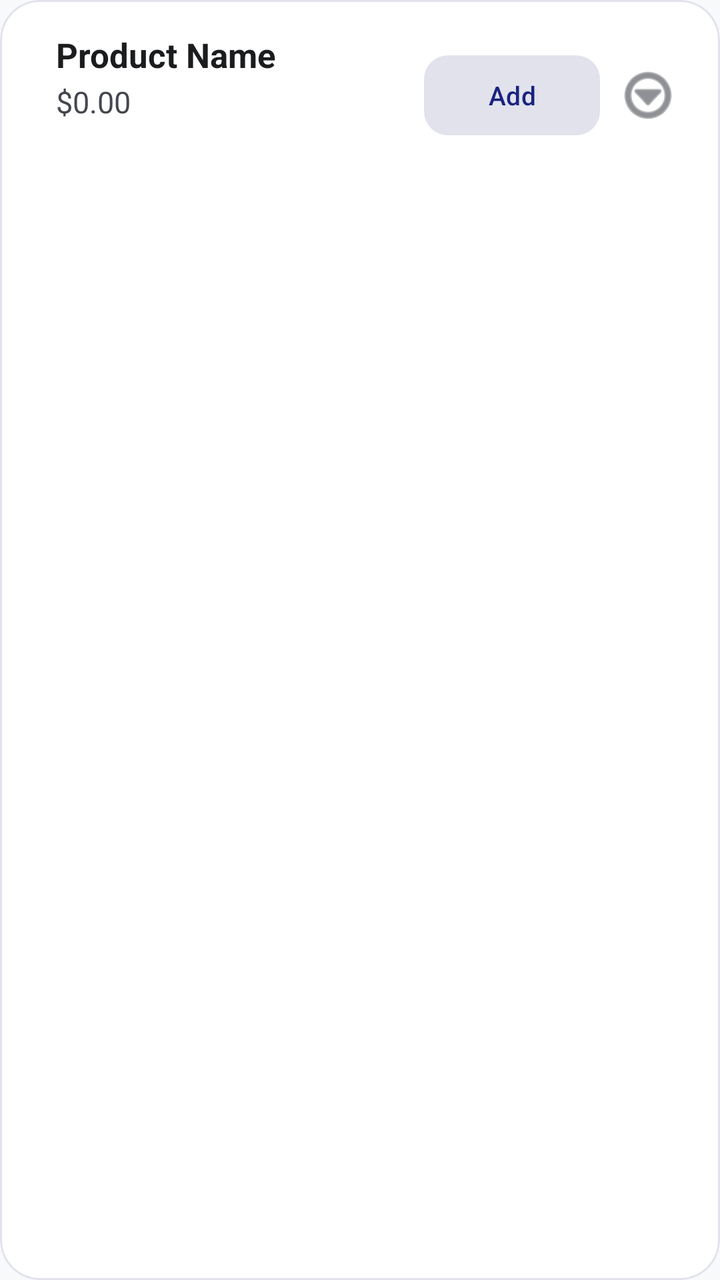
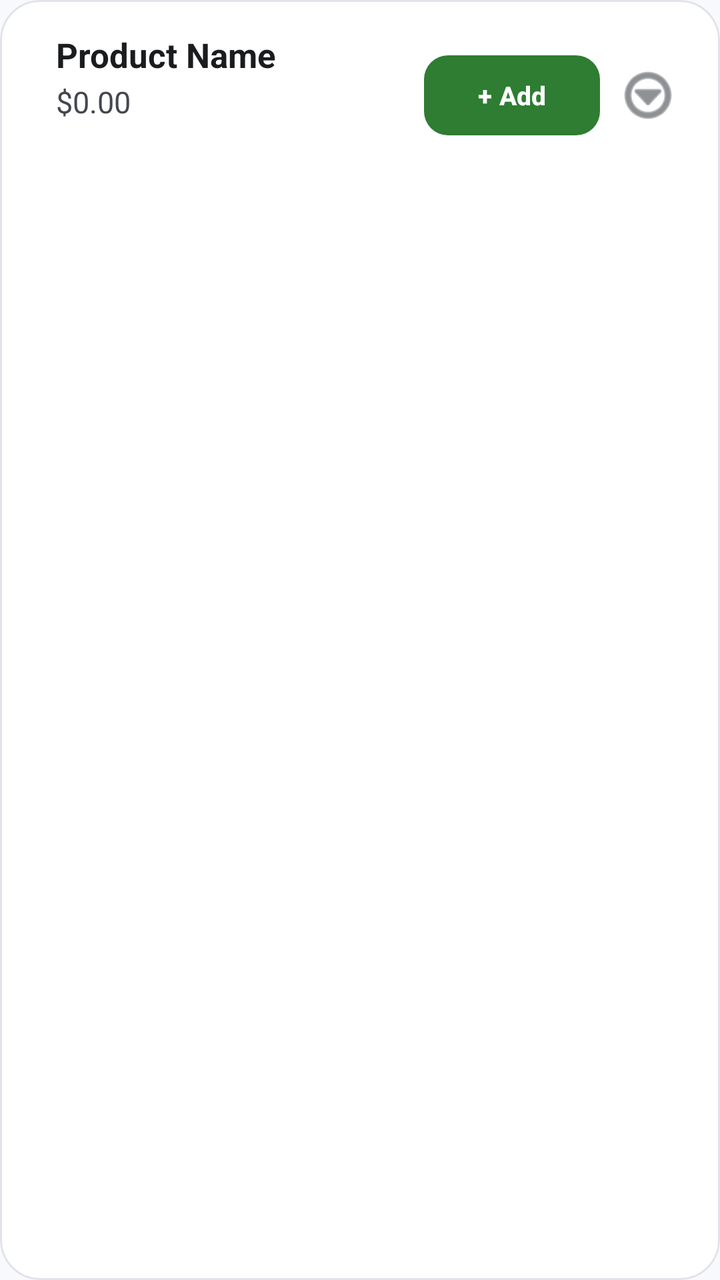

Screens rendered from an Android XML layout before and after an edit, with the pre-edit source and the edit as a unified diff.
<!-- AndroidManifest.xml: application theme Theme.PosExpress -->
<!-- res/layout/product_item.xml -->
<?xml version="1.0" encoding="utf-8"?>
<com.google.android.material.card.MaterialCardView xmlns:android="http://schemas.android.com/apk/res/android"
    xmlns:app="http://schemas.android.com/apk/res-auto"
    android:id="@+id/productCard"
    android:layout_width="match_parent"
    android:layout_height="wrap_content"
    android:layout_marginHorizontal="16dp"
    android:layout_marginVertical="8dp"
    app:cardCornerRadius="20dp"
    app:cardElevation="0dp"
    app:strokeWidth="1dp"
    app:strokeColor="@color/surfaceVariant"
    app:cardBackgroundColor="@color/white">

    <LinearLayout
        android:layout_width="match_parent"
        android:layout_height="wrap_content"
        android:orientation="horizontal"
        android:gravity="center_vertical">

        
        <View
            android:id="@+id/selectionIndicator"
            android:layout_width="6dp"
            android:layout_height="match_parent"
            android:background="@color/successEmerald"
            android:visibility="gone" />

        <LinearLayout
            android:layout_width="match_parent"
            android:layout_height="wrap_content"
            android:orientation="horizontal"
            android:padding="16dp"
            android:gravity="center_vertical">



            <LinearLayout
                android:layout_width="0dp"
                android:layout_height="wrap_content"
                android:layout_weight="1"
                android:layout_marginStart="12dp"
                android:orientation="vertical">

                <LinearLayout
                    android:layout_width="wrap_content"
                    android:layout_height="wrap_content"
                    android:orientation="horizontal"
                    android:gravity="center_vertical">

                    <TextView
                        android:id="@+id/tvProductName"
                        android:layout_width="wrap_content"
                        android:layout_height="wrap_content"
                        android:text="Product Name"
                        android:textSize="17sp"
                        android:textColor="@color/textPrimary"
                        android:textStyle="bold" />

                    <TextView
                        android:id="@+id/tvQuantityBadge"
                        android:layout_width="wrap_content"
                        android:layout_height="wrap_content"
                        android:layout_marginStart="8dp"
                        android:background="@drawable/badge_background"
                        android:paddingHorizontal="8dp"
                        android:paddingVertical="2dp"
                        android:text="x1"
                        android:textColor="@color/onSuccessContainer"
                        android:textSize="11sp"
                        android:textStyle="bold"
                        android:visibility="gone" />
                </LinearLayout>

                <TextView
                    android:id="@+id/tvProductPrice"
                    android:layout_width="wrap_content"
                    android:layout_height="wrap_content"
                    android:text="$0.00"
                    android:layout_marginTop="2dp"
                    android:textSize="15sp"
                    android:textColor="@color/textSecondary" />

                <TextView
                    android:id="@+id/tvProductCategory"
                    android:layout_width="wrap_content"
                    android:layout_height="wrap_content"
                    android:layout_marginTop="2dp"
                    android:textSize="12sp"
                    android:textColor="@color/primaryLight"
                    android:textStyle="italic" />
            </LinearLayout>

            <FrameLayout
                android:layout_width="wrap_content"
                android:layout_height="wrap_content">

                <com.google.android.material.button.MaterialButton
                    android:id="@+id/btnAddCart"
                    style="@style/Widget.Material3.Button.TonalButton"
                    android:layout_width="wrap_content"
                    android:layout_height="wrap_content"
                    android:text="Add"
                    android:textSize="13sp"
                    app:cornerRadius="12dp"
                    android:visibility="visible"/>

                <LinearLayout
                    android:id="@+id/layoutQtyControls"
                    android:layout_width="wrap_content"
                    android:layout_height="wrap_content"
                    android:orientation="horizontal"
                    android:gravity="center"
                    android:visibility="gone">

                    <com.google.android.material.button.MaterialButton
                        android:id="@+id/btnMinus"
                        style="@style/Widget.Material3.Button.IconButton.Filled.Tonal"
                        android:layout_width="32dp"
                        android:layout_height="32dp"
                        android:padding="0dp"
                        android:text="-"
                        android:textSize="16sp"
                        app:cornerRadius="8dp" />

                    <TextView
                        android:id="@+id/tvQuantity"
                        android:layout_width="wrap_content"
                        android:layout_height="wrap_content"
                        android:layout_marginHorizontal="10dp"
                        android:text="1"
                        android:textColor="@color/textPrimary"
                        android:textSize="15sp"
                        android:textStyle="bold" />

                    <com.google.android.material.button.MaterialButton
                        android:id="@+id/btnPlus"
                        style="@style/Widget.Material3.Button.IconButton.Filled"
                        android:layout_width="32dp"
                        android:layout_height="32dp"
                        android:padding="0dp"
                        android:text="+"
                        android:textSize="16sp"
                        app:cornerRadius="8dp" />

                </LinearLayout>
            </FrameLayout>

            <ImageButton
                android:id="@+id/btnMore"
                android:layout_width="40dp"
                android:layout_height="40dp"
                android:layout_marginStart="4dp"
                android:background="?attr/selectableItemBackgroundBorderless"
                android:src="@android:drawable/ic_menu_more"
                app:tint="@color/textSecondary"
                android:contentDescription="More options" />

        </LinearLayout>

    </LinearLayout>

</com.google.android.material.card.MaterialCardView>
<!-- resources referenced by this layout -->
<resources>
  <color name="onSuccessContainer">#0A3622</color>
  <color name="primaryLight">#534BAE</color>
  <color name="successEmerald">#388E3C</color>
  <color name="surfaceVariant">#E1E2EC</color>
  <color name="textPrimary">#1A1C1E</color>
  <color name="textSecondary">#44474E</color>
  <color name="white">#FFFFFF</color>
  <!-- drawable badge_background (drawable) -->
  <?xml version="1.0" encoding="utf-8"?>
  <shape xmlns:android="http://schemas.android.com/apk/res/android">
      <solid android:color="@color/successContainer" />
      <corners android:radius="8dp" />
  </shape>
  <style name="Theme.PosExpress" parent="Base.Theme.PosExpress" />
  <color name="successContainer">#D1E7DD</color>
  <style name="Base.Theme.PosExpress" parent="Theme.Material3.DayNight.NoActionBar">
          <item name="colorPrimary">@color/primaryNavy</item>
          <item name="colorOnPrimary">@color/white</item>
          <item name="android:windowBackground">@color/backgroundOffWhite</item>
          <item name="android:statusBarColor">@color/primaryNavy</item>
          <item name="colorSecondaryContainer">@color/surfaceVariant</item>
          <item name="colorOnSecondaryContainer">@color/primaryNavy</item>
      </style>
  <color name="primaryNavy">#1A237E</color>
  <color name="backgroundOffWhite">#F8F9FA</color>
</resources>

<!-- the commit's change to res/layout/product_item.xml (unified diff, before → after) -->
@@ -97,11 +97,14 @@
 
                 <com.google.android.material.button.MaterialButton
                     android:id="@+id/btnAddCart"
-                    style="@style/Widget.Material3.Button.TonalButton"
+                    style="@style/Widget.Material3.Button"
                     android:layout_width="wrap_content"
                     android:layout_height="wrap_content"
-                    android:text="Add"
+                    android:text="@string/btn_add"
+                    android:textColor="@color/white"
                     android:textSize="13sp"
+                    android:textStyle="bold"
+                    app:backgroundTint="@color/successGreen"
                     app:cornerRadius="12dp"
                     android:visibility="visible"/>
 
<!-- resource entries referenced after the edit -->
@@ -3,6 +3,7 @@
   <color name="onSuccessContainer">#0A3622</color>
   <color name="primaryLight">#534BAE</color>
   <color name="successEmerald">#388E3C</color>
+  <color name="successGreen">#2E7D32</color>
   <color name="surfaceVariant">#E1E2EC</color>
   <color name="textPrimary">#1A1C1E</color>
   <color name="textSecondary">#44474E</color>
@@ -13,6 +14,7 @@
       <solid android:color="@color/successContainer" />
       <corners android:radius="8dp" />
   </shape>
+  <string name="btn_add">+ Add</string>
   <style name="Theme.PosExpress" parent="Base.Theme.PosExpress" />
   <color name="successContainer">#D1E7DD</color>
   <style name="Base.Theme.PosExpress" parent="Theme.Material3.DayNight.NoActionBar">
